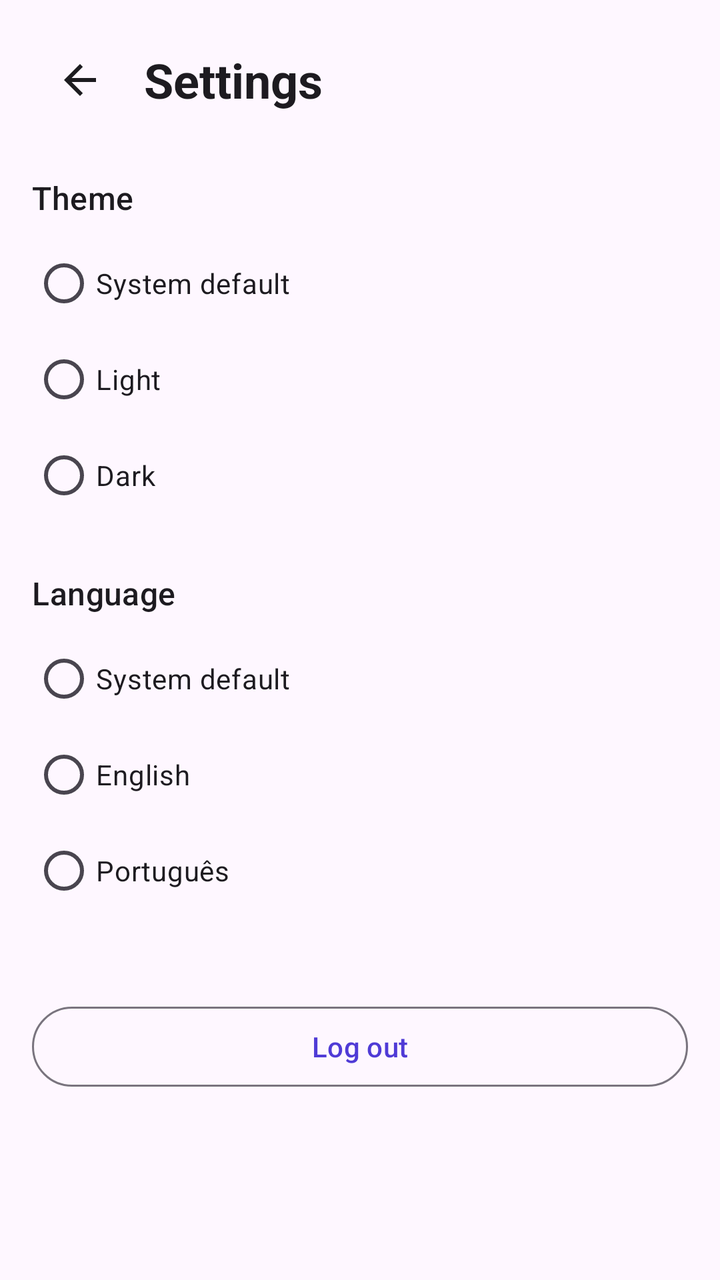
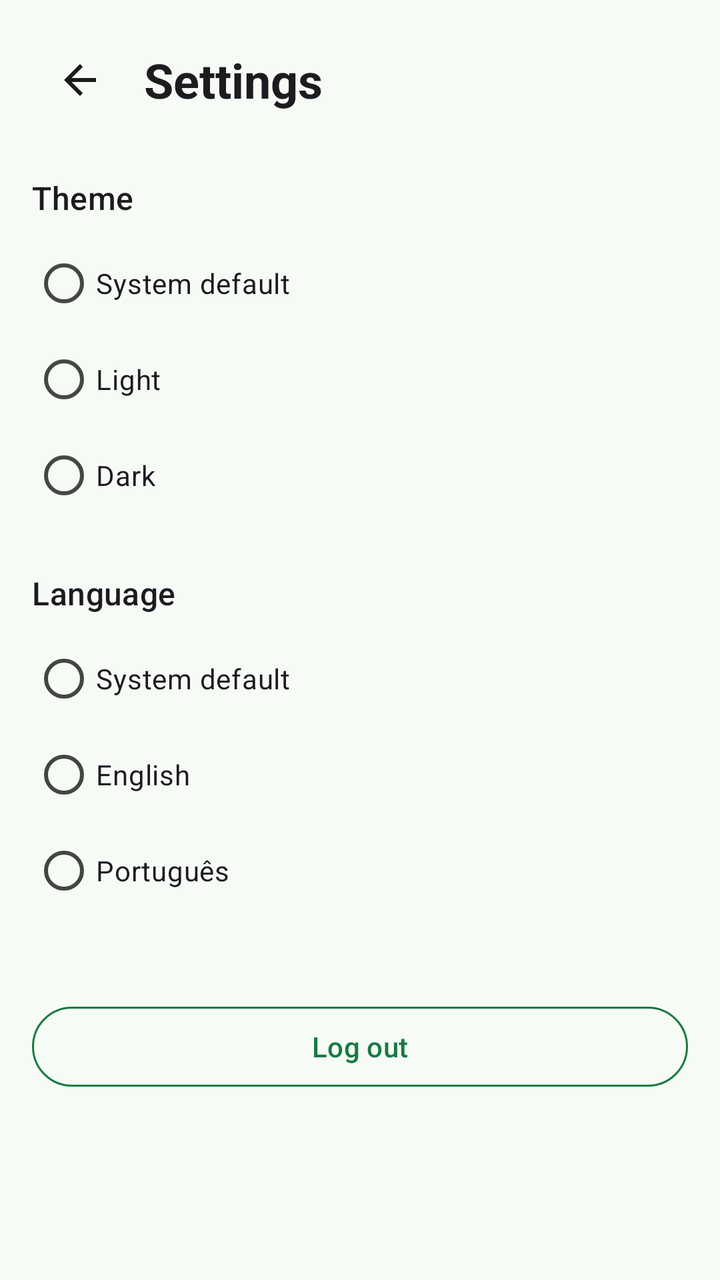

Two renders of the same Android screen: before a commit and after it. Below are the layout's source before the change and the commit's diff.
<!-- AndroidManifest.xml: application theme Theme.AlbumSnap -->
<!-- res/layout/activity_settings.xml -->
<?xml version="1.0" encoding="utf-8"?>
<ScrollView xmlns:android="http://schemas.android.com/apk/res/android"
    xmlns:app="http://schemas.android.com/apk/res-auto"
    xmlns:tools="http://schemas.android.com/tools"
    android:id="@+id/settingsRoot"
    android:layout_width="match_parent"
    android:layout_height="match_parent"
    android:fillViewport="true"
    android:padding="16dp"
    tools:context=".views.SettingsActivity">

    <LinearLayout
        android:layout_width="match_parent"
        android:layout_height="wrap_content"
        android:orientation="vertical">

        <LinearLayout
            android:layout_width="match_parent"
            android:layout_height="wrap_content"
            android:gravity="center_vertical"
            android:orientation="horizontal">

            <ImageButton
                android:id="@+id/btnBack"
                android:layout_width="48dp"
                android:layout_height="48dp"
                android:background="?attr/selectableItemBackgroundBorderless"
                android:contentDescription="@string/back_cd"
                android:src="@drawable/ic_arrow_back"
                app:tint="?attr/colorOnSurface" />

            <TextView
                android:layout_width="wrap_content"
                android:layout_height="wrap_content"
                android:layout_marginStart="8dp"
                android:text="@string/settings_title"
                android:textAppearance="?attr/textAppearanceHeadlineSmall"
                android:textStyle="bold" />
        </LinearLayout>

        <TextView
            android:layout_width="match_parent"
            android:layout_height="wrap_content"
            android:layout_marginTop="24dp"
            android:text="@string/settings_theme"
            android:textAppearance="?attr/textAppearanceTitleMedium" />

        <RadioGroup
            android:id="@+id/radioTheme"
            android:layout_width="match_parent"
            android:layout_height="wrap_content"
            android:layout_marginTop="8dp">

            <RadioButton
                android:id="@+id/radioThemeSystem"
                android:layout_width="match_parent"
                android:layout_height="wrap_content"
                android:minHeight="48dp"
                android:text="@string/theme_system" />

            <RadioButton
                android:id="@+id/radioThemeLight"
                android:layout_width="match_parent"
                android:layout_height="wrap_content"
                android:minHeight="48dp"
                android:text="@string/theme_light" />

            <RadioButton
                android:id="@+id/radioThemeDark"
                android:layout_width="match_parent"
                android:layout_height="wrap_content"
                android:minHeight="48dp"
                android:text="@string/theme_dark" />
        </RadioGroup>

        <TextView
            android:layout_width="match_parent"
            android:layout_height="wrap_content"
            android:layout_marginTop="24dp"
            android:text="@string/settings_language"
            android:textAppearance="?attr/textAppearanceTitleMedium" />

        <RadioGroup
            android:id="@+id/radioLanguage"
            android:layout_width="match_parent"
            android:layout_height="wrap_content"
            android:layout_marginTop="8dp">

            <RadioButton
                android:id="@+id/radioLangSystem"
                android:layout_width="match_parent"
                android:layout_height="wrap_content"
                android:minHeight="48dp"
                android:text="@string/language_system" />

            <RadioButton
                android:id="@+id/radioLangEn"
                android:layout_width="match_parent"
                android:layout_height="wrap_content"
                android:minHeight="48dp"
                android:text="@string/language_en" />

            <RadioButton
                android:id="@+id/radioLangPt"
                android:layout_width="match_parent"
                android:layout_height="wrap_content"
                android:minHeight="48dp"
                android:text="@string/language_pt" />
        </RadioGroup>

        <com.google.android.material.button.MaterialButton
            android:id="@+id/btnLogout"
            style="@style/Widget.Material3.Button.OutlinedButton"
            android:layout_width="match_parent"
            android:layout_height="wrap_content"
            android:layout_marginTop="40dp"
            android:text="@string/settings_logout" />
    </LinearLayout>
</ScrollView>
<!-- resources referenced by this layout -->
<resources>
  <!-- drawable ic_arrow_back (drawable) -->
  <?xml version="1.0" encoding="utf-8"?>
  <vector xmlns:android="http://schemas.android.com/apk/res/android"
      android:width="24dp"
      android:height="24dp"
      android:viewportWidth="24"
      android:viewportHeight="24">
      <path
          android:fillColor="#FF000000"
          android:pathData="M20,11H7.83l5.59,-5.59L12,4l-8,8 8,8 1.41,-1.41L7.83,13H20v-2z" />
  </vector>
  <string name="back_cd">Back</string>
  <string name="language_en">English</string>
  <string name="language_pt">Português</string>
  <string name="language_system">System default</string>
  <string name="settings_language">Language</string>
  <string name="settings_logout">Log out</string>
  <string name="settings_theme">Theme</string>
  <string name="settings_title">Settings</string>
  <string name="theme_dark">Dark</string>
  <string name="theme_light">Light</string>
  <string name="theme_system">System default</string>
  <style name="Theme.AlbumSnap" parent="Base.Theme.AlbumSnap" />
  <style name="Base.Theme.AlbumSnap" parent="Theme.Material3.DayNight.NoActionBar">
          <item name="colorPrimary">@color/brand_primary</item>
          <item name="colorOnPrimary">@color/white</item>
          <item name="colorPrimaryContainer">@color/brand_primary_container</item>
          <item name="colorOnPrimaryContainer">@color/brand_on_primary_container</item>
      </style>
  <color name="brand_primary">#FF4F3BD6</color>
  <color name="white">#FFFFFFFF</color>
  <color name="brand_primary_container">#FFE4DFFF</color>
  <color name="brand_on_primary_container">#FF14006B</color>
</resources>

<!-- the commit's change to res/layout/activity_settings.xml (unified diff, before → after) -->
@@ -114,6 +114,8 @@
             android:layout_width="match_parent"
             android:layout_height="wrap_content"
             android:layout_marginTop="40dp"
-            android:text="@string/settings_logout" />
+            android:text="@string/settings_logout"
+            android:textColor="?attr/colorSecondary"
+            app:strokeColor="?attr/colorSecondary" />
     </LinearLayout>
 </ScrollView>
<!-- resource entries referenced after the edit -->
@@ -24,14 +24,36 @@
   <string name="theme_system">System default</string>
   <style name="Theme.AlbumSnap" parent="Base.Theme.AlbumSnap" />
   <style name="Base.Theme.AlbumSnap" parent="Theme.Material3.DayNight.NoActionBar">
-          <item name="colorPrimary">@color/brand_primary</item>
-          <item name="colorOnPrimary">@color/white</item>
-          <item name="colorPrimaryContainer">@color/brand_primary_container</item>
-          <item name="colorOnPrimaryContainer">@color/brand_on_primary_container</item>
+          <item name="colorPrimary">@color/theme_primary</item>
+          <item name="colorOnPrimary">@color/theme_on_primary</item>
+          <item name="colorPrimaryContainer">@color/theme_primary_container</item>
+          <item name="colorOnPrimaryContainer">@color/theme_on_primary_container</item>
+          <item name="colorSecondary">@color/theme_secondary</item>
+          <item name="colorOnSecondary">@color/theme_on_secondary</item>
+          <item name="colorSecondaryContainer">@color/theme_secondary_container</item>
+          <item name="colorOnSecondaryContainer">@color/theme_on_secondary_container</item>
+          <item name="android:colorBackground">@color/theme_background</item>
+          <item name="colorOnBackground">@color/theme_on_background</item>
+          <item name="colorSurface">@color/theme_surface</item>
+          <item name="colorOnSurface">@color/theme_on_surface</item>
+          <item name="colorSurfaceVariant">@color/theme_surface_variant</item>
+          <item name="colorOnSurfaceVariant">@color/theme_on_surface_variant</item>
+          <item name="colorOutline">@color/theme_outline</item>
       </style>
-  <color name="brand_primary">#FF4F3BD6</color>
-  <color name="white">#FFFFFFFF</color>
-  <color name="brand_primary_container">#FFE4DFFF</color>
-  <color name="brand_on_primary_container">#FF14006B</color>
+  <color name="theme_primary">#FF2AC661</color>
+  <color name="theme_on_primary">#FF052E14</color>
+  <color name="theme_primary_container">#FFC6F5D6</color>
+  <color name="theme_on_primary_container">#FF0A3D1E</color>
+  <color name="theme_secondary">#FF187A41</color>
+  <color name="theme_on_secondary">#FFFFFFFF</color>
+  <color name="theme_secondary_container">#FFDDEFE2</color>
+  <color name="theme_on_secondary_container">#FF123D24</color>
+  <color name="theme_background">#FFF6FBF6</color>
+  <color name="theme_on_background">#FF171D18</color>
+  <color name="theme_surface">#FFF6FBF6</color>
+  <color name="theme_on_surface">#FF171D18</color>
+  <color name="theme_surface_variant">#FFDCE5DC</color>
+  <color name="theme_on_surface_variant">#FF404941</color>
+  <color name="theme_outline">#FF707970</color>
 </resources>
 
